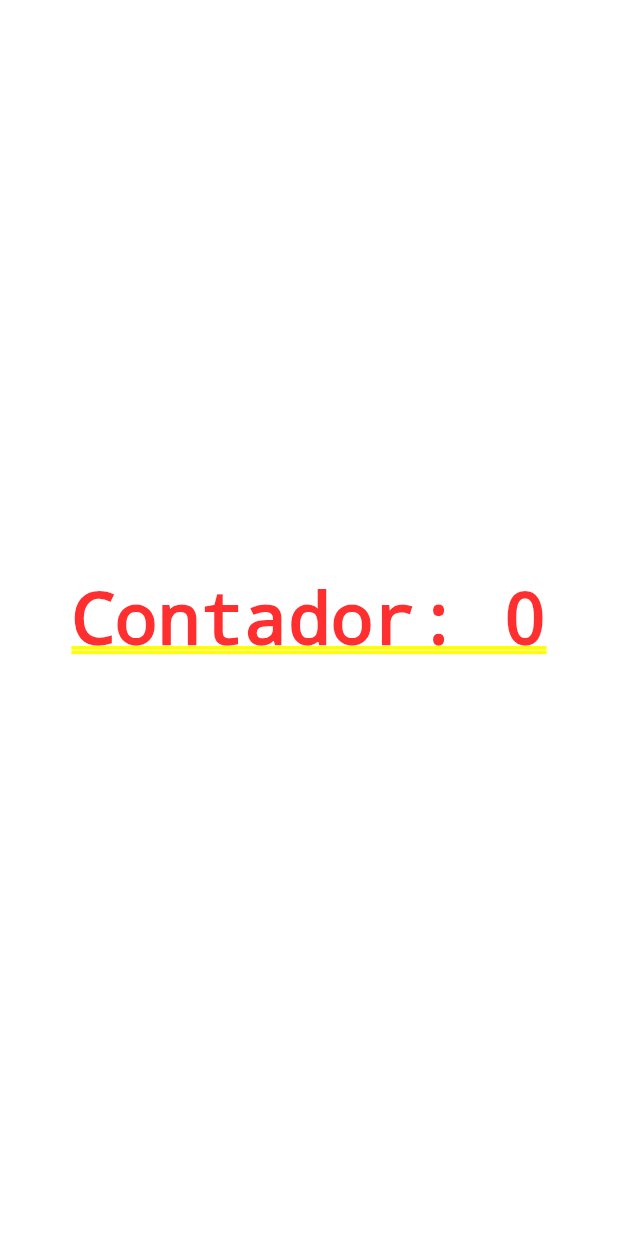
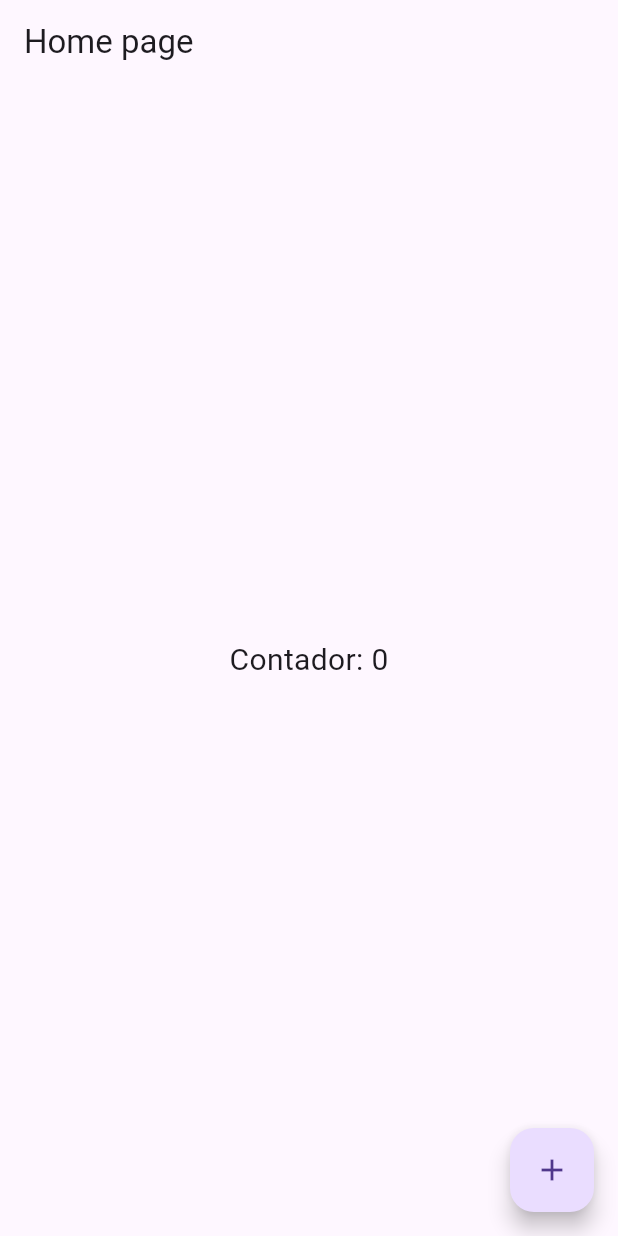
Before and after one commit to KuramaLucas/ola_mundo, a Flutter app: the screen it shows after launch, on a phone screen of 412 x 824 dp. Run offline on Flutter 3.47's test engine with Material 3 defaults, Android fonts, the phone set to English and light mode, and no system bars.

Commit message:
Scaffold

```diff
--- a/lib/home_page.dart
+++ b/lib/home_page.dart
@@ -12,15 +12,27 @@ class HomepageState extends State<HomePage> {
 
   @override
   Widget build(BuildContext context) {
-    return Container(
-        child: Center(
+    return Scaffold(
+      appBar: AppBar(
+        title: Text('Home page'),
+      ),
+      body: Center(
           child: GestureDetector(
-      child: Text('Contador: $counter'),
+        child: Text('Contador: $counter', style: TextStyle(fontSize: 20)),
         onTap: () {
           setState(() {
             counter++;
           });
         },
-    )));
+      )),
+      floatingActionButton: FloatingActionButton(
+        child: Icon(Icons.add),
+        onPressed: () {
+          setState(() {
+            counter++;
+          });
+        },
+      ),
+    );
   }
 }
```
Lines whose indentation alone changed are shown as unchanged.
